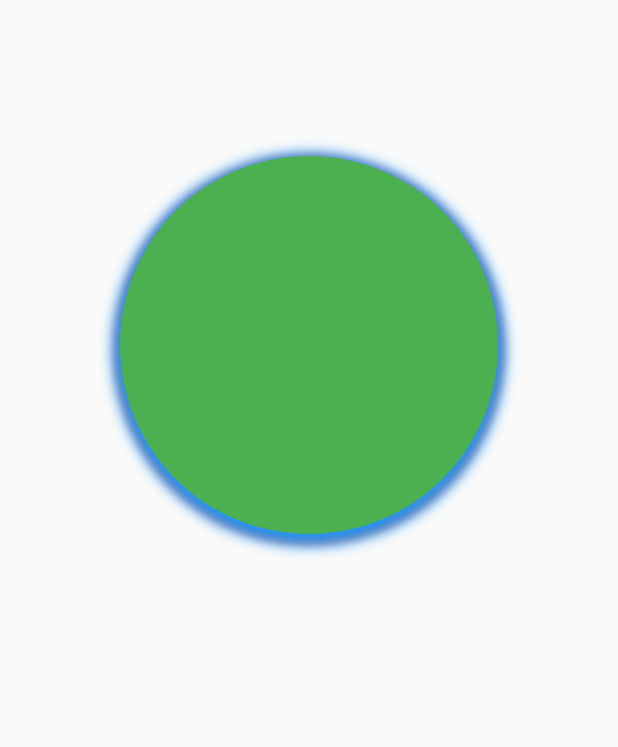
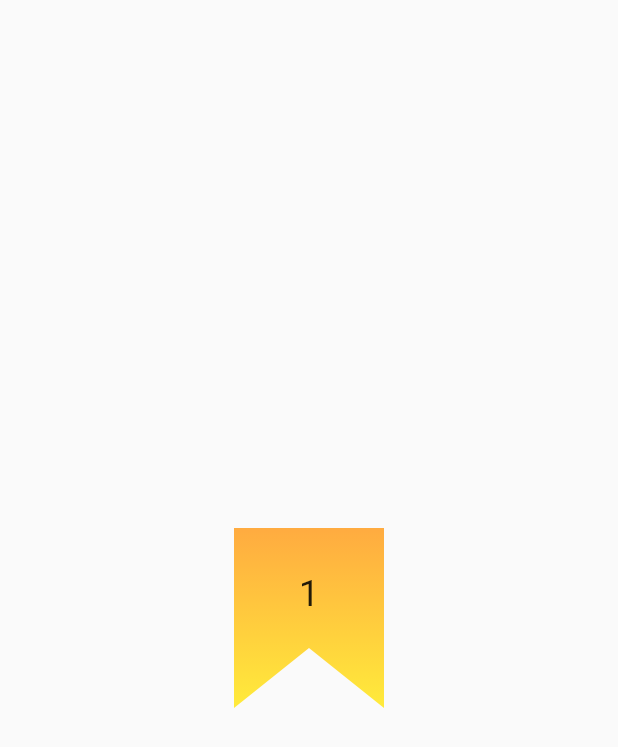
Before and after one commit to lisper-inmove/flutter-examples, a Flutter app: the screen it shows after launch, on a phone screen of 412 x 824 dp. Shown: the top 747 px of the screen. Run offline on Flutter 3.47's test engine with Material 2 defaults, Android fonts, the phone set to English and light mode, and no system bars.

Commit message:
Container Custom Shape example

```diff
--- a/lib/main.dart
+++ b/lib/main.dart
@@ -8,53 +8,64 @@ class MyHeartShape extends StatelessWidget {
 
   @override
   Widget build(BuildContext context) {
-    return MaterialApp(
-      home: Scaffold(
-        body: Container(
-          margin: EdgeInsets.all(80),
-          height: 300,
-          width: 300,
-          decoration: const BoxDecoration(
-            color: Colors.green,
-
-            // 单独设置上下左右
-            // 不能与color,borderRadius,shape共用
-            // border: Border(
-            //   top: BorderSide(width: 1.0, color: Colors.lightBlue.shade50),
-            //   right: BorderSide(width: 1.0, color: Colors.lightBlue.shade50),
-            //   bottom: BorderSide(width: 1.0, color: Colors.lightBlue.shade900),
-            //   left: BorderSide(width: 1.0, color: Colors.lightBlue.shade50),
-            // ),
-
-            // 一次设置4条边
-            // color: const Color(0xaabbccff),
-            // borderRadius: BorderRadius.all(
-            //   Radius.circular(80),
-            // ),
-
-            boxShadow: [ // 数组索引大的会覆盖索引小的
-              BoxShadow(
-                color: Colors.red,
-                // 往外扩散的半径
-                spreadRadius: 3,
-                // 虚化的半径
-                blurRadius: 4,
-                // 相对于(0,0)的偏移
-                offset: Offset(0, 3),
-              ),
-              BoxShadow(
-                color: Colors.blue,
-                spreadRadius: 5,
-                blurRadius: 7,
-                offset: Offset(0, 3),
-              ),
-            ],
-
-            shape: BoxShape.circle,
-
-          ),
-        ),
-      )
+    return const MaterialApp(
+      home: HomePage(),
     );
   }
 }
+
+class HomePage extends StatelessWidget {
+
+  const HomePage({super.key});
+
+  @override
+  Widget build(BuildContext context) {
+    return Scaffold(
+      body: Center(
+        child: CustomPaint(
+          painter: Chevron(),
+          child: Container(
+            width: 100.0,
+            height: 120.0,
+            child: const Padding(
+              padding: EdgeInsets.only(top: 30.0),
+              child: Align(
+                alignment: Alignment.topCenter,
+                child: Text("1", style: TextStyle(fontSize: 24.0)),
+              ),
+            ),
+          ),
+        ),
+      ),
+    );
+  }
+}
+
+class Chevron extends CustomPainter {
+  @override
+  void paint(Canvas canvas, Size size) {
+    const Gradient gradient = LinearGradient(
+      begin: Alignment.topCenter,
+      end: Alignment.bottomCenter,
+      colors: [Colors.orangeAccent, Colors.yellow],
+      tileMode: TileMode.clamp,
+    );
+
+    final Rect colorBounds = Rect.fromLTRB(0, 0, size.width, size.height);
+    final Paint paint = Paint()
+      ..shader = gradient.createShader(colorBounds);
+
+    Path path = Path();
+    path.moveTo(0, 0);
+    path.lineTo(0, size.height);
+    path.lineTo(size.width / 2, size.height - size.height / 3);
+    path.lineTo(size.width, size.height);
+    path.lineTo(size.width, 0);
+    path.close();
+
+    canvas.drawPath(path, paint);
+  }
+
+  @override
+  bool shouldRepaint(CustomPainter oldDelegate) => false;
+}
```
